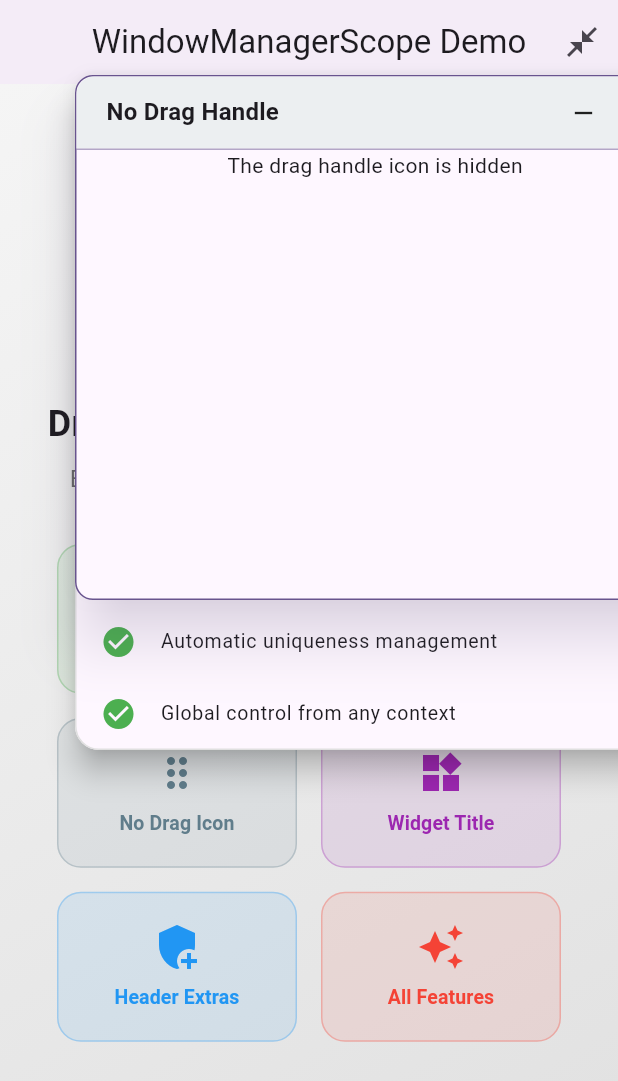
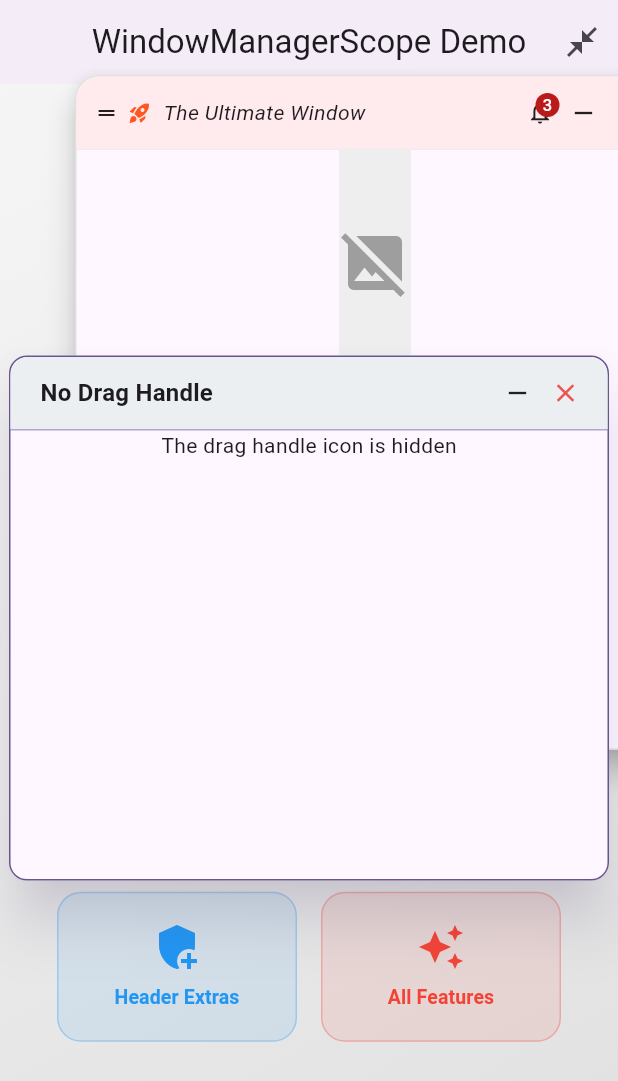
Before and after one commit to matteoberla/draggable_overlay_window, a Flutter app: the DemoPage screen opened directly, after a tap on "All Features", after a tap on "No Drag Icon", on a phone screen of 412 x 824 dp. Shown: the top 1081 px of the screen. Run offline on Flutter 3.47's test engine with Material 3 defaults, Android fonts, the light colour scheme and no system bars; network calls fail.

Commit message:
feat: add centerInitialPosition configuration and logic to center window upon first display

```diff
--- a/example/lib/main_features.dart
+++ b/example/lib/main_features.dart
@@ -227,6 +227,7 @@
                           showDragHandle: true,
                           borderRadius: 16,
                           headerBackgroundColor: Color(0xFFFFEBEE),
+                          centerInitialPosition: false,
                         ),
                         initialSize: const Size(400, 450),
                       ),
--- a/lib/draggable_overlay_window.dart
+++ b/lib/draggable_overlay_window.dart
@@ -209,26 +209,29 @@
   /// Function to calculate height based on screen height (overrides initialHeight)
   final double Function(double screenHeight)? heightCalculator;
 
-  /// Ícone do minimizar
+  /// Minimize icon
   final IconData minimizeIcon;
 
-  /// Ícone do maximizar/restaurar
+  /// Maximize/restore icon
   final IconData maximizeIcon;
 
-  /// Ícone de fechar
+  /// Close icon
   final IconData closeIcon;
 
-  /// Ícone de arrastar
+  /// Drag handle icon
   final IconData dragHandleIcon;
 
-  /// Se deve mostrar o botão de minimizar
+  /// Whether to show the minimize button
   final bool showMinimizeButton;
 
-  /// Se deve mostrar a alça de arrasto
+  /// Whether to show the drag handle
   final bool showDragHandle;
 
-  /// Idioma dos tooltips
+  /// Language for tooltips
   final WindowLanguage language;
+
+  /// Whether to center the window on initial opening
+  final bool centerInitialPosition;
 
   const DraggableWindowConfig({
     this.minimizedHeight = 48.0,
@@ -268,6 +271,7 @@
     this.showMinimizeButton = true,
     this.showDragHandle = true,
     this.language = WindowLanguage.en,
+    this.centerInitialPosition = true,
   });
 
   /// Border width
@@ -355,6 +359,7 @@
     bool? showMinimizeButton,
     bool? showDragHandle,
     WindowLanguage? language,
+    bool? centerInitialPosition,
   }) {
     return DraggableWindowConfig(
       minimizedHeight: minimizedHeight ?? this.minimizedHeight,
@@ -396,6 +401,8 @@
       showMinimizeButton: showMinimizeButton ?? this.showMinimizeButton,
       showDragHandle: showDragHandle ?? this.showDragHandle,
       language: language ?? this.language,
+      centerInitialPosition:
+          centerInitialPosition ?? this.centerInitialPosition,
     );
   }
 }
@@ -409,7 +416,7 @@
 
   bool _isVisible = false;
   bool _isMinimized = false;
-  Offset _position = const Offset(80, 100);
+  Offset _position = const Offset(-9999, -9999);
   Size _size;
   final String _windowId;
   final String? _tag;
@@ -418,7 +425,7 @@
   /// If [tag] is provided and an instance already exists, it returns the existing one.
   factory DraggableWindowController({
     Size initialSize = const Size(400, 350),
-    Offset initialPosition = const Offset(80, 100),
+    Offset initialPosition = const Offset(-9999, -9999),
     String? tag,
   }) {
     if (tag != null && _instances.containsKey(tag)) {
@@ -440,7 +447,7 @@
 
   DraggableWindowController._internal({
     Size initialSize = const Size(400, 350),
-    Offset initialPosition = const Offset(80, 100),
+    Offset initialPosition = const Offset(-9999, -9999),
     String? tag,
   })  : _size = initialSize,
         _position = initialPosition,
@@ -644,6 +651,7 @@
 class _DraggableOverlayWindowState extends State<DraggableOverlayWindow> {
   late Offset _currentPosition;
   late Size _currentSize;
+  bool _isPositionInitialized = false;
   final WindowManager _windowManager = WindowManager();
 
   DraggableWindowController get _controller => widget.controller;
@@ -653,6 +661,14 @@
     super.initState();
     _initializeSize();
     _currentPosition = _controller.position;
+    // If the position is the sentinel, it means it hasn't been explicitly set
+    if (_currentPosition != const Offset(-9999, -9999)) {
+      _isPositionInitialized = true;
+    } else {
+      // Temporary fallback until build() can calculate center or use default
+      _currentPosition = const Offset(50, 50);
+      _isPositionInitialized = false;
+    }
     _controller.addListener(_onControllerChanged);
     _windowManager.addListener(_onWindowManagerChanged);
 
@@ -665,15 +681,29 @@
 
   void _initializeSize() {
     // Uses the controller size if defined, otherwise uses config
+    Size initialSize;
     if (_controller.size.width > 0 && _controller.size.height > 0) {
-      _currentSize = _controller.size;
+      initialSize = _controller.size;
     } else {
-      _currentSize = Size(
+      initialSize = Size(
         widget.config.initialWidth,
         widget.config.initialHeight,
       );
-      _controller.setInitialState(size: _currentSize);
-    }
+    }
+
+    // Apply constraints
+    _currentSize = Size(
+      initialSize.width.clamp(
+        widget.config.minWidth,
+        widget.config.maxWidth ?? double.infinity,
+      ),
+      initialSize.height.clamp(
+        widget.config.minHeight,
+        widget.config.maxHeight ?? double.infinity,
+      ),
+    );
+
+    _controller.setInitialState(size: _currentSize);
   }
 
   @override
@@ -688,7 +718,17 @@
     if (mounted) {
       setState(() {
         _currentPosition = _controller.position;
-        _currentSize = _controller.size;
+        // Clamp size from controller
+        _currentSize = Size(
+          _controller.size.width.clamp(
+            widget.config.minWidth,
+            widget.config.maxWidth ?? double.infinity,
+          ),
+          _controller.size.height.clamp(
+            widget.config.minHeight,
+            widget.config.maxHeight ?? double.infinity,
+          ),
+        );
       });
     }
   }
@@ -913,17 +953,47 @@
       return const SizedBox.shrink();
     }
 
-    final width = _calculateWidth(
-      context,
-    ).clamp(widget.config.minWidth, double.infinity);
+    final screenSize = MediaQuery.of(context).size;
+
+    // Initialize position to center if requested and not yet initialized
+    if (!_isPositionInitialized && widget.config.centerInitialPosition) {
+      final width = _calculateWidth(context).clamp(
+        widget.config.minWidth,
+        widget.config.maxWidth ?? double.infinity,
+      );
+      final height = _calculateHeight(context).clamp(
+        widget.config.minHeight,
+        widget.config.maxHeight ?? double.infinity,
+      );
+
+      _currentPosition = Offset(
+        (screenSize.width - width) / 2,
+        (screenSize.height - height) / 2,
+      );
+      _controller.setInitialState(position: _currentPosition);
+      _isPositionInitialized = true;
+    } else if (!_isPositionInitialized) {
+      // If centering is disabled and not yet initialized, use default
+      _currentPosition = const Offset(50, 50);
+      _controller.setInitialState(position: _currentPosition);
+      _isPositionInitialized = true;
+    }
+
+    final width = _calculateWidth(context).clamp(
+      widget.config.minWidth,
+      widget.config.maxWidth ?? double.infinity,
+    );
     final isMinimized = _controller.isMinimized;
     final isFocused = _windowManager.isOnTop(_controller.windowId);
+
     // When minimized, use only the header height
-    // Ensure the height is never negative
-    final height = (isMinimized
-            ? widget.config.minimizedHeight
-            : _calculateHeight(context))
-        .clamp(widget.config.minimizedHeight, double.infinity);
+    // When expanded, respect minHeight and maxHeight
+    final height = isMinimized
+        ? widget.config.minimizedHeight
+        : _calculateHeight(context).clamp(
+            widget.config.minHeight,
+            widget.config.maxHeight ?? double.infinity,
+          );
 
     final theme = Theme.of(context);
     final config = widget.config;
--- a/lib/src/window_manager_scope.dart
+++ b/lib/src/window_manager_scope.dart
@@ -199,7 +199,7 @@
             config?.initialWidth ?? widget.defaultConfig.initialWidth,
             config?.initialHeight ?? widget.defaultConfig.initialHeight,
           ),
-      initialPosition: initialPosition ?? const Offset(50, 50),
+      initialPosition: initialPosition ?? const Offset(-9999, -9999),
       tag: unique ? id : null,
     );
 
```
